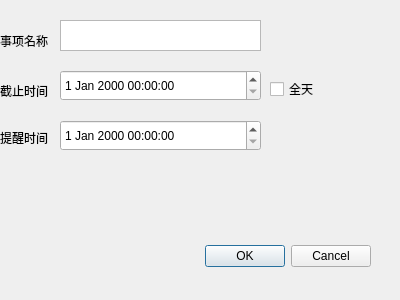
Above: item_display.ui from lcclcc233/Qtodo before the change. Below: the same form after it.
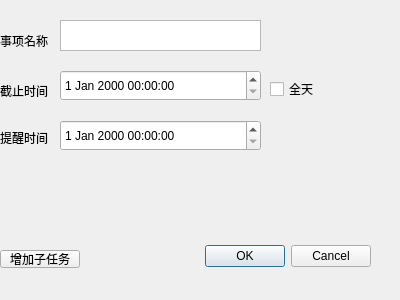
That is the form after the change.

```diff
--- a/item_display.ui
+++ b/item_display.ui
@@ -111,6 +111,19 @@
     <string>全天</string>
    </property>
   </widget>
+  <widget class="QPushButton" name="addsubButton">
+   <property name="geometry">
+    <rect>
+     <x>0</x>
+     <y>250</y>
+     <width>80</width>
+     <height>18</height>
+    </rect>
+   </property>
+   <property name="text">
+    <string>增加子任务</string>
+   </property>
+  </widget>
  </widget>
  <resources/>
  <connections>
```
